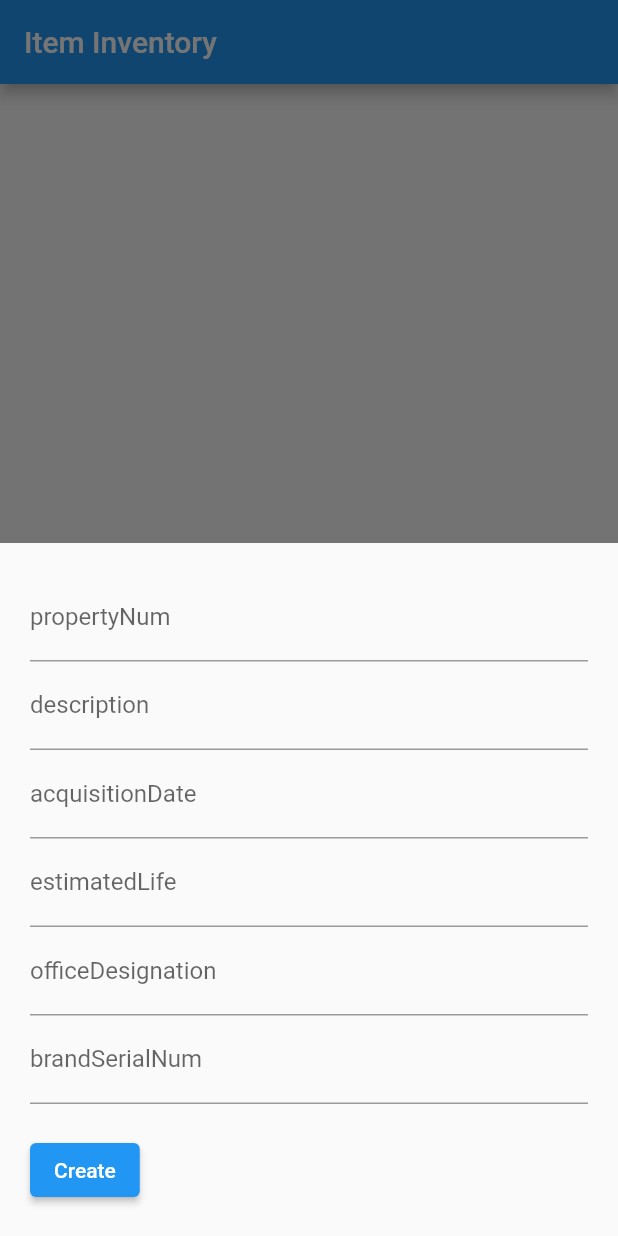
After one commit to ocheaAnother/cl1m-inventory-firebase, a Flutter app: the FetchItemList screen opened directly, after a tap on the "add" icon, on a phone screen of 412 x 824 dp. The commit adds this screen. Run offline on Flutter 3.47's test engine with Material 2 defaults, Android fonts, the phone set to English and light mode, and no system bars; our stand-ins replace cloud_firestore, firebase_auth, firebase_core; accounts and stored records are empty; network calls fail.

Commit message:
item nventory added

```diff
--- a/lib/screens/admin/admin_login.dart
+++ b/lib/screens/admin/admin_login.dart
@@ -40,7 +40,7 @@ class _AdminLoginState extends State<AdminLogin> {
                 // const SizedBox(
                 //   height: 30,
                 // ),
-                reusableTextField("Enter UserName", Icons.person_outline, false,
+                reusableTextField("Enter Email", Icons.person_outline, false,
                     _emailTextController),
                 const SizedBox(
                   height: 20,
--- /dev/null
+++ b/lib/screens/admin/item_list.dart
@@ -0,0 +1,246 @@
+import 'package:flutter/material.dart';
+import 'package:firebase_core/firebase_core.dart';
+import 'package:cloud_firestore/cloud_firestore.dart';
+
+void main() async {
+  WidgetsFlutterBinding.ensureInitialized();
+  await Firebase.initializeApp();
+  runApp(const ItemList());
+}
+
+class ItemList extends StatelessWidget {
+  const ItemList({Key? key}) : super(key: key);
+
+  @override
+  Widget build(BuildContext context) {
+    return const MaterialApp(
+      debugShowCheckedModeBanner: false,
+      title: 'Firebase Firestore',
+      home: FetchItemList(),
+    );
+  }
+}
+
+class FetchItemList extends StatefulWidget {
+  const FetchItemList({Key? key}) : super(key: key);
+
+  @override
+  _FetchItemListState createState() => _FetchItemListState();
+}
+
+class _FetchItemListState extends State<FetchItemList> {
+// text fields' controllers
+  final TextEditingController _propertyNumController = TextEditingController();
+  final TextEditingController _descriptionController = TextEditingController();
+  final TextEditingController _acquisitionDateController =
+      TextEditingController();
+  final TextEditingController _estimatedLifeController =
+      TextEditingController();
+  final TextEditingController _officeDesignationController =
+      TextEditingController();
+  final TextEditingController _brandSerialNumController =
+      TextEditingController();
+
+  final CollectionReference _items =
+      FirebaseFirestore.instance.collection('items');
+
+  Future<void> addItem([DocumentSnapshot? documentSnapshot]) async {
+    await showModalBottomSheet(
+        isScrollControlled: true,
+        context: context,
+        builder: (BuildContext ctx) {
+          return Padding(
+            padding: EdgeInsets.only(
+                top: 20,
+                left: 20,
+                right: 20,
+                bottom: MediaQuery.of(ctx).viewInsets.bottom + 20),
+            child: Column(
+              mainAxisSize: MainAxisSize.min,
+              crossAxisAlignment: CrossAxisAlignment.start,
+              children: [
+                TextField(
+                  controller: _propertyNumController,
+                  decoration: const InputDecoration(labelText: 'propertyNum'),
+                ),
+                TextField(
+                  controller: _descriptionController,
+                  decoration: const InputDecoration(labelText: 'description'),
+                ),
+                TextField(
+                  controller: _acquisitionDateController,
+                  decoration:
+                      const InputDecoration(labelText: 'acquisitionDate'),
+                ),
+                TextField(
+                  controller: _estimatedLifeController,
+                  decoration: const InputDecoration(labelText: 'estimatedLife'),
+                ),
+                TextField(
+                  controller: _officeDesignationController,
+                  decoration:
+                      const InputDecoration(labelText: 'officeDesignation'),
+                ),
+                TextField(
+                  controller: _brandSerialNumController,
+                  decoration:
+                      const InputDecoration(labelText: 'brandSerialNum'),
+                ),
+                const SizedBox(
+                  height: 20,
+                ),
+                ElevatedButton(
+                  child: const Text('Create'),
+                  onPressed: () async {
+                    final String propertyNum = _propertyNumController.text;
+                    final String description = _descriptionController.text;
+                    final String acquisitionDate =
+                        _acquisitionDateController.text;
+                    final String estimdatedLife = _estimatedLifeController.text;
+                    final String officeDesignation =
+                        _officeDesignationController.text;
+                    final String brandSerialNum =
+                        _brandSerialNumController.text;
+                    if (description != null && propertyNum != null) {
+                      await _items.add({
+                        "propertyNum": propertyNum,
+                        "description": description,
+                        "acquisitionDate": acquisitionDate,
+                        "estimatedLife": estimdatedLife,
+                        "officeDesignation": officeDesignation,
+                        "brandSerialNum": brandSerialNum,
+                      });
+
+                      _propertyNumController.text = '';
+                      _descriptionController.text = '';
+                      _acquisitionDateController.text = '';
+                      _estimatedLifeController.text = '';
+                      _officeDesignationController.text = '';
+                      _brandSerialNumController.text = '';
+                      Navigator.of(context).pop();
+                    }
+                  },
+                )
+              ],
+            ),
+          );
+        });
+  }
+
+  // Future<void> _update([DocumentSnapshot? documentSnapshot]) async {
+  //   if (documentSnapshot != null) {
+  //     _propertyNumController.text = documentSnapshot['propertyNum'];
+  //     _descriptionController.text = documentSnapshot['description'].toString();
+  //   }
+
+  //   await showModalBottomSheet(
+  //       isScrollControlled: true,
+  //       context: context,
+  //       builder: (BuildContext ctx) {
+  //         return Padding(
+  //           padding: EdgeInsets.only(
+  //               top: 20,
+  //               left: 20,
+  //               right: 20,
+  //               bottom: MediaQuery.of(ctx).viewInsets.bottom + 20),
+  //           child: Column(
+  //             mainAxisSize: MainAxisSize.min,
+  //             crossAxisAlignment: CrossAxisAlignment.start,
+  //             children: [
+  //               TextField(
+  //                 controller: _propertyNumController,
+  //                 decoration: const InputDecoration(labelText: 'propertyNum'),
+  //               ),
+  //               TextField(
+  //                 keyboardType:
+  //                     const TextInputType.numberWithOptions(decimal: true),
+  //                 controller: _descriptionController,
+  //                 decoration: const InputDecoration(
+  //                   labelText: 'description',
+  //                 ),
+  //               ),
+  //               const SizedBox(
+  //                 height: 20,
+  //               ),
+  //               ElevatedButton(
+  //                 child: const Text('Update'),
+  //                 onPressed: () async {
+  //                   final String propertyNum = _propertyNumController.text;
+  //                   final double? description =
+  //                       double.tryParse(_descriptionController.text);
+  //                   if (description != null) {
+  //                     await _items
+  //                         .doc(documentSnapshot!.id)
+  //                         .update({"propertyNum": propertyNum, "description": description});
+  //                     _propertyNumController.text = '';
+  //                     _descriptionController.text = '';
+  //                     Navigator.of(context).pop();
+  //                   }
+  //                 },
+  //               )
+  //             ],
+  //           ),
+  //         );
+  //       });
+  // }
+
+  Future<void> _delete(String itemId) async {
+    await _items.doc(itemId).delete();
+
+    ScaffoldMessenger.of(context).showSnackBar(
+        const SnackBar(content: Text('You have successfully deleted an item')));
+  }
+
+  @override
+  Widget build(BuildContext context) {
+    return Scaffold(
+        appBar: AppBar(
+          title: const Text('Item Inventory'),
+        ),
+        body: StreamBuilder(
+          stream: _items.snapshots(),
+          builder: (context, AsyncSnapshot<QuerySnapshot> streamSnapshot) {
+            if (streamSnapshot.hasData) {
+              return ListView.builder(
+                itemCount: streamSnapshot.data!.docs.length,
+                itemBuilder: (context, index) {
+                  final DocumentSnapshot documentSnapshot =
+                      streamSnapshot.data!.docs[index];
+                  return Card(
+                    margin: const EdgeInsets.all(10),
+                    child: ListTile(
+                      title: Text(documentSnapshot['propertyNum']),
+                      subtitle:
+                          Text(documentSnapshot['description'].toString()),
+                      trailing: SizedBox(
+                        width: 100,
+                        child: Row(
+                          children: [
+                            // IconButton(
+                            //     icon: const Icon(Icons.edit),
+                            //     onPressed: () => _update(documentSnapshot)),
+                            IconButton(
+                                icon: const Icon(Icons.delete),
+                                onPressed: () => _delete(documentSnapshot.id)),
+                          ],
+                        ),
+                      ),
+                    ),
+                  );
+                },
+              );
+            }
+
+            return const Center(
+              child: CircularProgressIndicator(),
+            );
+          },
+        ),
+// Add new item
+        floatingActionButton: FloatingActionButton(
+          onPressed: () => addItem(),
+          child: const Icon(Icons.add),
+        ),
+        floatingActionButtonLocation: FloatingActionButtonLocation.centerFloat);
+  }
+}
--- a/lib/screens/borrower/borrow/borrow.dart
+++ b/lib/screens/borrower/borrow/borrow.dart
@@ -104,7 +104,7 @@ class _MyHomePageState extends State<Borrow> {
         actions: [
           ElevatedButton(
             style: ElevatedButton.styleFrom(
-              backgroundColor: const Color(0xffe9692c),
+              primary: const Color(0xffe9692c),
             ),
             onPressed: () => Navigator.pop(context),
             child: const Text(
@@ -114,7 +114,7 @@ class _MyHomePageState extends State<Borrow> {
           ),
           ElevatedButton(
             style: ElevatedButton.styleFrom(
-              backgroundColor: const Color(0xffe9692c),
+              primary: const Color(0xffe9692c),
             ),
             onPressed: () {
               // agree ? _doSomething : null;
--- a/lib/screens/borrower/borrower_login.dart
+++ b/lib/screens/borrower/borrower_login.dart
@@ -39,7 +39,7 @@ class _BorrowerLoginState extends State<BorrowerLogin> {
                 // const SizedBox(
                 //   height: 30,
                 // ),
-                reusableTextField("Enter UserName", Icons.person_outline, false,
+                reusableTextField("Enter Email", Icons.person_outline, false,
                     _emailTextController),
                 const SizedBox(
                   height: 20,
--- a/lib/screens/register_user.dart
+++ b/lib/screens/register_user.dart
@@ -17,7 +17,7 @@ class SignUpScreen extends StatefulWidget {
 class _SignUpScreenState extends State<SignUpScreen> {
   TextEditingController _passwordTextController = TextEditingController();
   TextEditingController _emailTextController = TextEditingController();
-  TextEditingController _userNameTextController = TextEditingController();
+  TextEditingController _userTypeTextController = TextEditingController();
   @override
   Widget build(BuildContext context) {
     return Scaffold(
@@ -47,8 +47,8 @@ class _SignUpScreenState extends State<SignUpScreen> {
                 const SizedBox(
                   height: 20,
                 ),
-                reusableTextField("Enter UserName", Icons.person_outline, false,
-                    _userNameTextController),
+                reusableTextField("Admin or Borrower", Icons.person_outline,
+                    false, _userTypeTextController),
                 const SizedBox(
                   height: 20,
                 ),
```
Also changed, not shown: lib/screens/admin/admin_page.dart (+8 -7 lines).
